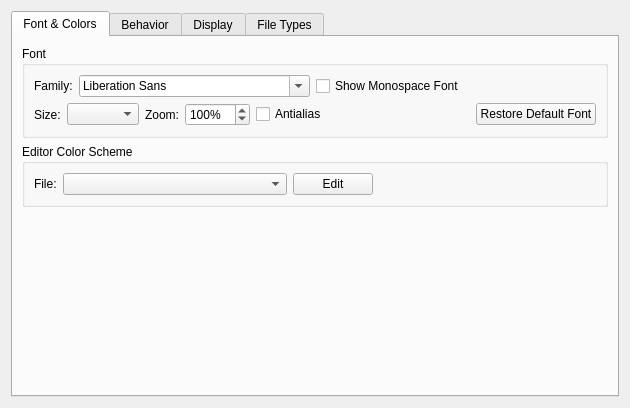
Qt form liteidex/src/plugins/liteeditor/liteeditoroption.ui (visualfc/liteide) before a commit.
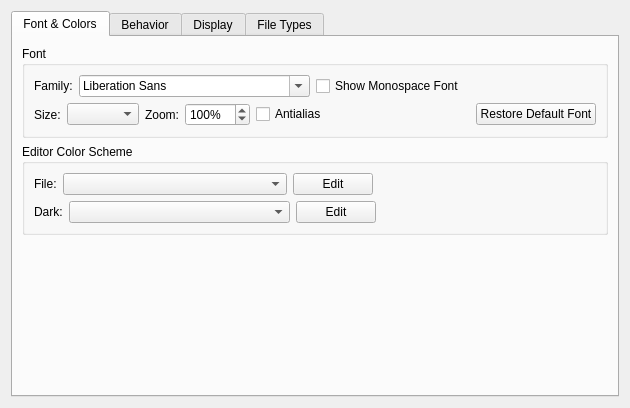
The same form after that commit.

Commit message: U liteeditor*.{h,cpp,ui}: 3. add editor_dark_theme option

```diff
--- a/liteidex/src/plugins/liteeditor/liteeditoroption.ui
+++ b/liteidex/src/plugins/liteeditor/liteeditoroption.ui
@@ -191,6 +191,47 @@
             </item>
            </layout>
           </item>
+          <item>
+           <layout class="QHBoxLayout" name="horizontalLayout_34">
+            <item>
+             <widget class="QLabel" name="label_3">
+              <property name="text">
+               <string>Dark:</string>
+              </property>
+             </widget>
+            </item>
+            <item>
+             <widget class="QComboBox" name="styleComboBox_dark">
+              <property name="sizePolicy">
+               <sizepolicy hsizetype="Expanding" vsizetype="Fixed">
+                <horstretch>0</horstretch>
+                <verstretch>0</verstretch>
+               </sizepolicy>
+              </property>
+             </widget>
+            </item>
+            <item>
+             <widget class="QPushButton" name="editPushButton">
+              <property name="text">
+               <string>Edit</string>
+              </property>
+             </widget>
+            </item>
+            <item>
+             <spacer name="horizontalSpacer_2">
+              <property name="orientation">
+               <enum>Qt::Horizontal</enum>
+              </property>
+              <property name="sizeHint" stdset="0">
+               <size>
+                <width>37</width>
+                <height>17</height>
+               </size>
+              </property>
+             </spacer>
+            </item>
+           </layout>
+          </item>
          </layout>
         </widget>
        </item>
```
The commit also changes 2 other files.
